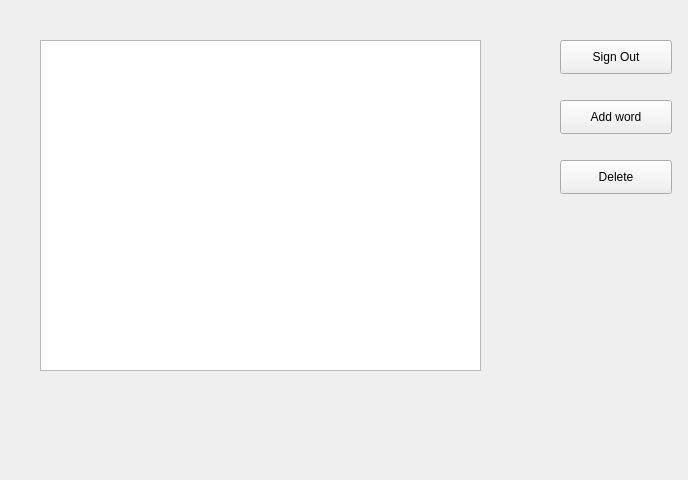
XXWZLN/word-memorize-system, file Memorize_word_tool/wordslibrary.ui: the form before one commit.
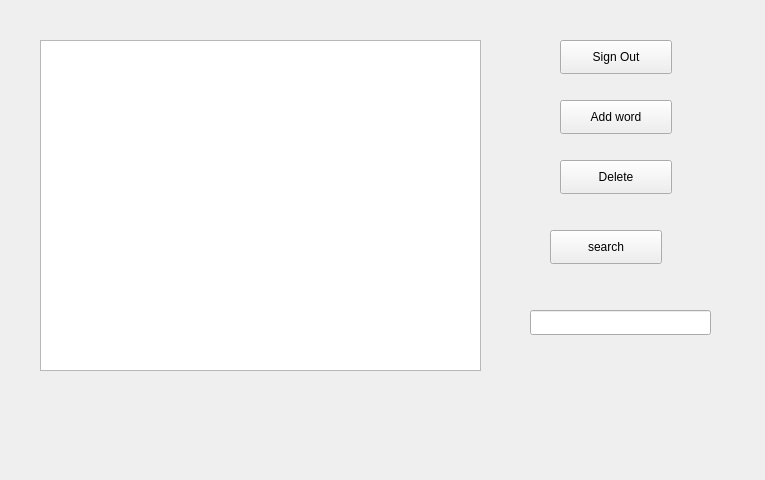
The form after the commit.

The edit to the form file:
```diff
--- a/Memorize_word_tool/wordslibrary.ui
+++ b/Memorize_word_tool/wordslibrary.ui
@@ -6,7 +6,7 @@
    <rect>
     <x>0</x>
     <y>0</y>
-    <width>688</width>
+    <width>765</width>
     <height>480</height>
    </rect>
   </property>
@@ -62,6 +62,29 @@
     <string>Delete</string>
    </property>
   </widget>
+  <widget class="QPushButton" name="search">
+   <property name="geometry">
+    <rect>
+     <x>550</x>
+     <y>230</y>
+     <width>112</width>
+     <height>34</height>
+    </rect>
+   </property>
+   <property name="text">
+    <string>search</string>
+   </property>
+  </widget>
+  <widget class="QLineEdit" name="search_word">
+   <property name="geometry">
+    <rect>
+     <x>530</x>
+     <y>310</y>
+     <width>181</width>
+     <height>25</height>
+    </rect>
+   </property>
+  </widget>
  </widget>
  <resources/>
  <connections/>
```
